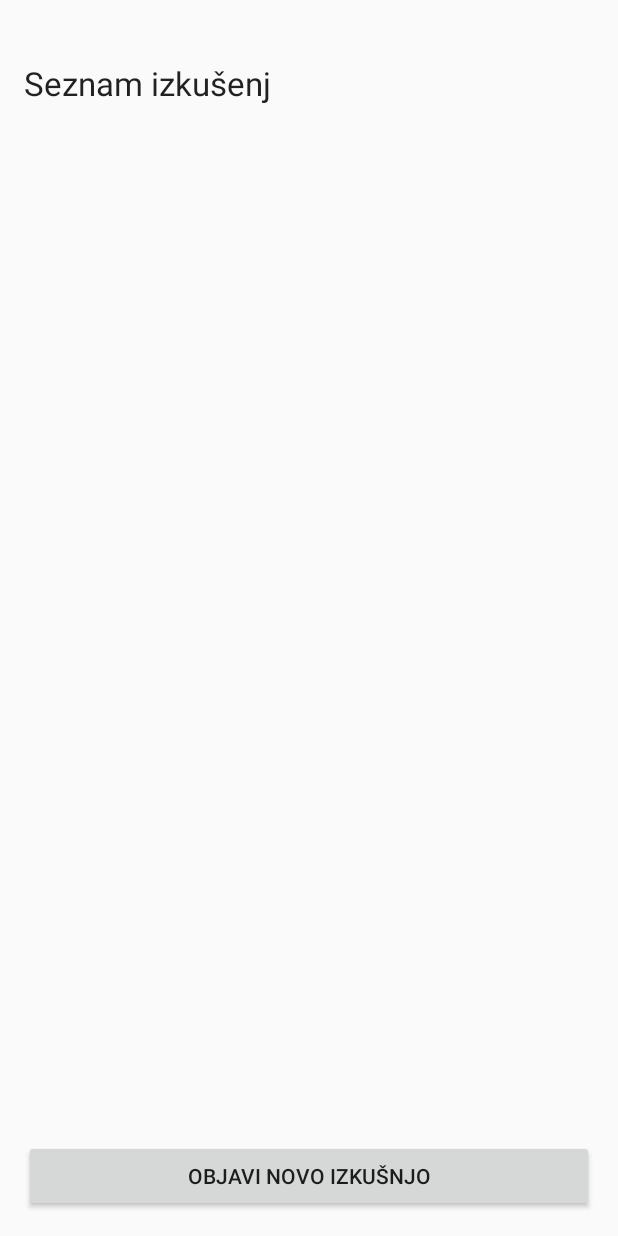
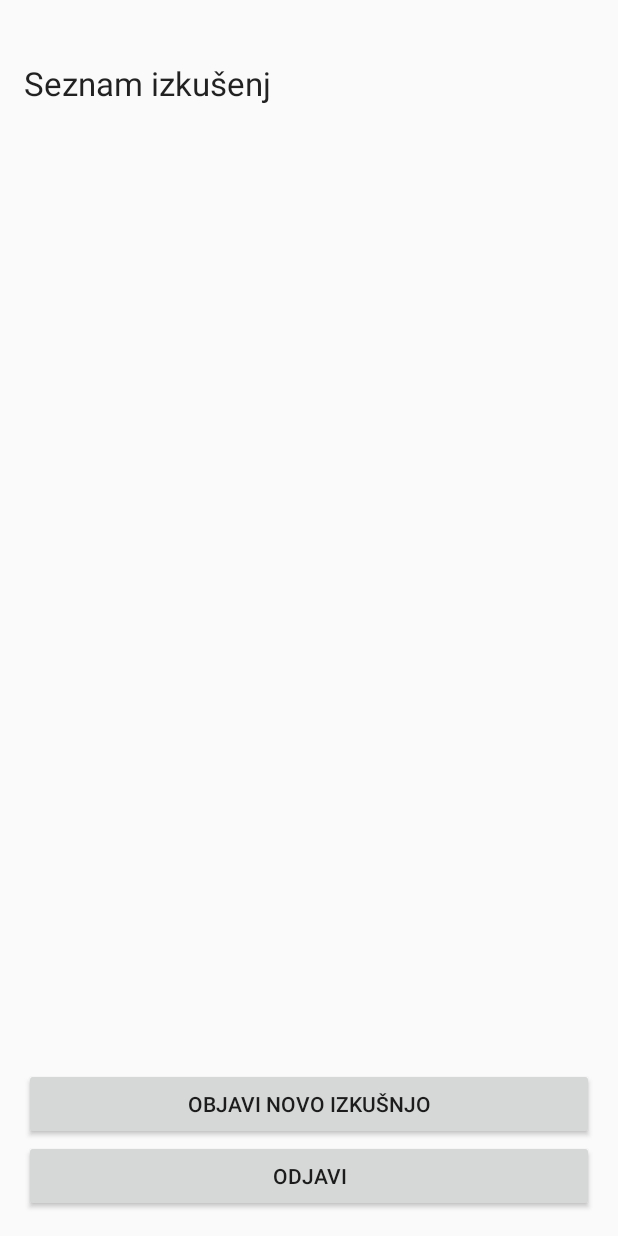
Before and after one commit to Cerozz/Skavt, an Android app: the layout activity_experience_main.xml on its own in the app's theme, with its tools: preview values and no code run, on a phone screen of 412 x 824 dp. Run offline under Robolectric (Android 15) with nearby library versions, the phone set to English and light mode, and no system bars.

Commit message:
Dodal odjavo, sedaj si zapomne kdo se je prijavil, da se ni potrebno vedno na Deli izkušnje prijavit

```diff
--- a/app/src/main/AndroidManifest.xml
+++ b/app/src/main/AndroidManifest.xml
@@ -11,6 +11,7 @@
         android:name="android.hardware.camera.flash"
         android:required="false" />
     <application
+        android:name=".Experiences.MojSkavt"
         android:allowBackup="true"
         android:icon="@mipmap/ic_launcher"
         android:label="@string/app_name"
--- a/app/src/main/res/layout/activity_experience_main.xml
+++ b/app/src/main/res/layout/activity_experience_main.xml
@@ -32,9 +32,9 @@
         android:id="@+id/btnNewExperience"
         android:layout_width="match_parent"
         android:layout_height="wrap_content"
-        android:layout_alignParentBottom="true"
-        android:layout_alignParentStart="true"
-        android:text="Objavi novo izkušnjo" />
+        android:text="Objavi novo izkušnjo"
+        android:layout_above="@+id/btnLogout"
+        android:layout_alignParentEnd="true" />
 
     <TextView
         android:id="@+id/tvUsername"
@@ -52,4 +52,13 @@
         android:layout_centerHorizontal="true"
         android:layout_marginTop="70dp" />
 
+    <Button
+        android:layout_width="wrap_content"
+        android:layout_height="wrap_content"
+        android:text="Odjavi"
+        android:id="@+id/btnLogout"
+        android:layout_alignParentBottom="true"
+        android:layout_alignParentStart="true"
+        android:layout_alignEnd="@+id/lvExperiences" />
+
 </RelativeLayout>
--- a/app/src/main/res/values/strings.xml
+++ b/app/src/main/res/values/strings.xml
@@ -1,9 +1,4 @@
 <resources>
     <string name="app_name">Moj Skavt</string>
     <string name="title_activity_about">Informacije</string>
-    <string-array name="categories_array">
-        <item>Orientacija</item>
-        <item>Bivaki</item>
-        <item>Vozli</item>
-    </string-array>
 </resources>
```
Also changed, not shown: app/src/main/java/com/example/zoki/skavt/Experiences/ExperienceLogin.java (+13 -6 lines), app/src/main/java/com/example/zoki/skavt/Experiences/ExperienceMain.java (+13 -0 lines), app/src/main/java/com/example/zoki/skavt/Experiences/MojSkavt.java (added, +15 -0 lines).
